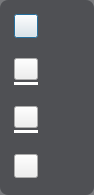
Above: SoftTerminal/forms/STWBVToolbar.ui from sunpu/softterminal before the change. Below: the same form after it.
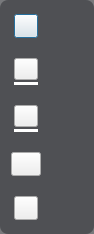
That is the form after the change. Icons and pictures are not drawn.

Diff of the .ui file:
```diff
--- a/SoftTerminal/forms/STWBVToolbar.ui
+++ b/SoftTerminal/forms/STWBVToolbar.ui
@@ -7,7 +7,7 @@
     <x>0</x>
     <y>0</y>
     <width>94</width>
-    <height>195</height>
+    <height>234</height>
    </rect>
   </property>
   <property name="maximumSize">
@@ -230,6 +230,61 @@
      </layout>
     </widget>
    </item>
+   <item>
+    <widget class="QWidget" name="widget" native="true">
+     <property name="minimumSize">
+      <size>
+       <width>36</width>
+       <height>36</height>
+      </size>
+     </property>
+     <property name="maximumSize">
+      <size>
+       <width>36</width>
+       <height>36</height>
+      </size>
+     </property>
+     <layout class="QVBoxLayout" name="verticalLayout_6">
+      <property name="spacing">
+       <number>0</number>
+      </property>
+      <property name="leftMargin">
+       <number>3</number>
+      </property>
+      <property name="topMargin">
+       <number>6</number>
+      </property>
+      <property name="rightMargin">
+       <number>3</number>
+      </property>
+      <property name="bottomMargin">
+       <number>6</number>
+      </property>
+      <item>
+       <widget class="QPushButton" name="pbCloud">
+        <property name="minimumSize">
+         <size>
+          <width>30</width>
+          <height>24</height>
+         </size>
+        </property>
+        <property name="maximumSize">
+         <size>
+          <width>30</width>
+          <height>24</height>
+         </size>
+        </property>
+        <property name="styleSheet">
+         <string notr="true">border-image: url(:/SoftTerminal/images/cloud_focus.png);</string>
+        </property>
+        <property name="text">
+         <string/>
+        </property>
+       </widget>
+      </item>
+     </layout>
+    </widget>
+   </item>
    <item>
     <widget class="QWidget" name="widDelete" native="true">
      <property name="maximumSize">
```
